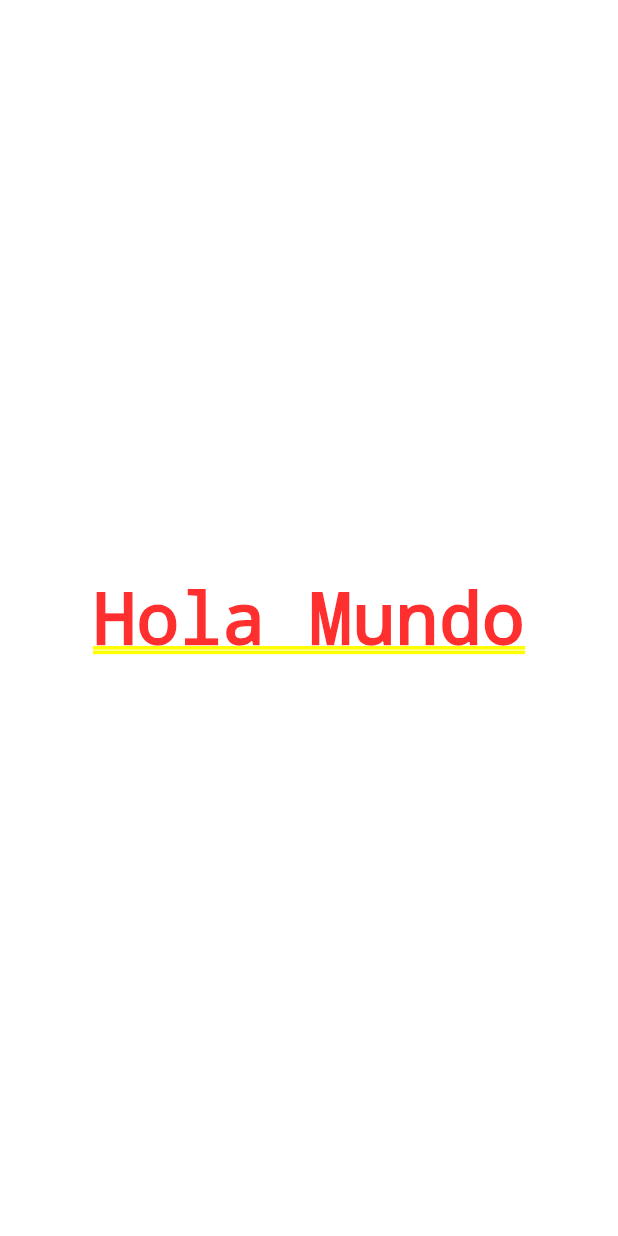
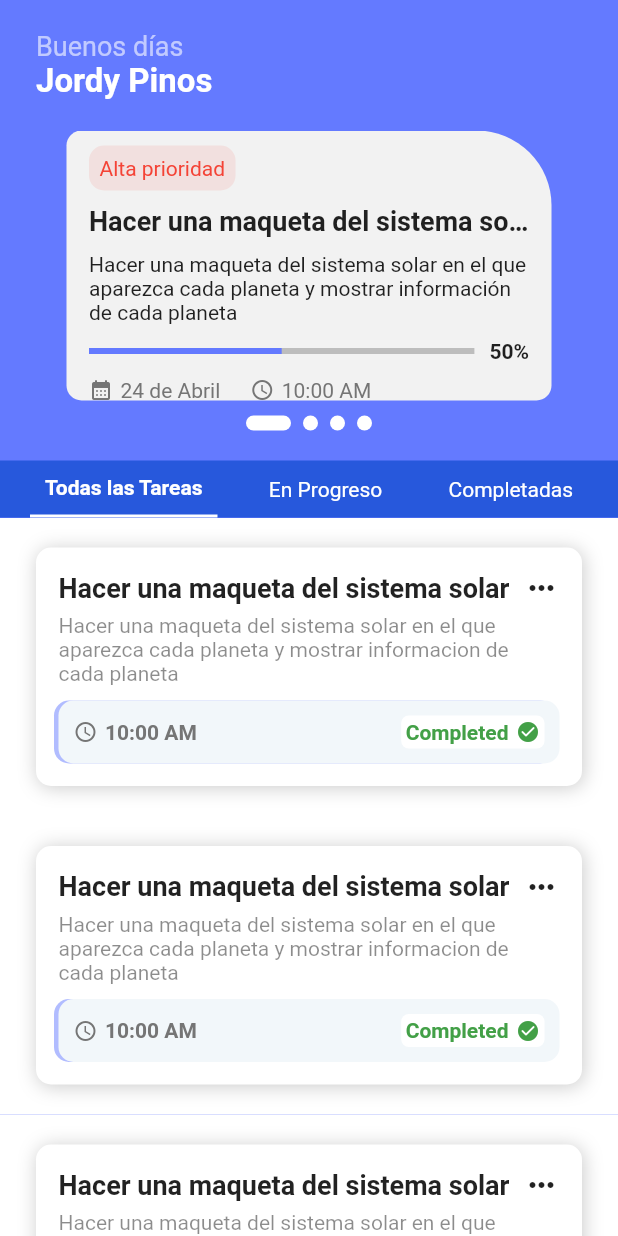
Before and after one commit to lexusletz/studify_remaster, a Flutter app: the screen it shows after launch, on a phone screen of 412 x 824 dp. Run offline on Flutter 3.47's test engine with Material 2 defaults, Android fonts, the phone set to English and light mode, and no system bars; drawn by our look-alikes of smooth_page_indicator.

Commit message:
Finish home screen

```diff
--- /dev/null
+++ b/lib/Components/task_card.dart
@@ -0,0 +1,130 @@
+import 'package:flutter/material.dart';
+
+class TaskHomeCard extends StatelessWidget {
+  const TaskHomeCard({
+    super.key,
+  });
+
+  @override
+  Widget build(BuildContext context) {
+    return Padding(
+      padding: const EdgeInsets.symmetric(horizontal: 10),
+      child: Container(
+        width: MediaQuery.of(context).size.width / 1.2 - 20,
+        decoration: const BoxDecoration(
+          color: Color(0xFFF2F2F2),
+          borderRadius: BorderRadius.only(
+            topLeft: Radius.circular(10),
+            topRight: Radius.circular(50),
+            bottomLeft: Radius.circular(10),
+            bottomRight: Radius.circular(10),
+          ),
+        ),
+        child: Padding(
+          padding: const EdgeInsets.symmetric(
+            vertical: 10,
+            horizontal: 15,
+          ),
+          child: Column(
+            crossAxisAlignment: CrossAxisAlignment.start,
+            children: [
+              Container(
+                decoration: BoxDecoration(
+                  color: Colors.red.withOpacity(.1),
+                  borderRadius: BorderRadius.circular(10),
+                ),
+                child: const Padding(
+                  padding: EdgeInsets.all(7.0),
+                  child: Text(
+                    "Alta prioridad",
+                    style: TextStyle(color: Colors.red),
+                  ),
+                ),
+              ),
+              const Padding(
+                padding: EdgeInsets.symmetric(vertical: 10),
+                child: Text(
+                  "Hacer una maqueta del sistema solar",
+                  style: TextStyle(
+                    fontWeight: FontWeight.bold,
+                    overflow: TextOverflow.ellipsis,
+                    fontSize: 18,
+                  ),
+                ),
+              ),
+              const Text(
+                "Hacer una maqueta del sistema solar en el que aparezca cada planeta y mostrar información de cada planeta",
+              ),
+              Padding(
+                padding: const EdgeInsets.symmetric(vertical: 10),
+                child: Row(
+                  children: [
+                    Expanded(
+                      child: LinearProgressIndicator(
+                        value: .5,
+                        backgroundColor: Colors.grey[400],
+                        color: const Color(0xFF647AFF),
+                      ),
+                    ),
+                    const Padding(
+                      padding: EdgeInsets.only(left: 10),
+                      child: Text(
+                        "50%",
+                        style: TextStyle(
+                          fontWeight: FontWeight.bold,
+                        ),
+                      ),
+                    ),
+                  ],
+                ),
+              ),
+              Row(
+                children: [
+                  Row(
+                    children: [
+                      Icon(
+                        Icons.calendar_month_rounded,
+                        color: Colors.grey[600],
+                        size: 16,
+                      ),
+                      Padding(
+                        padding: const EdgeInsets.only(left: 5),
+                        child: Text(
+                          "24 de Abril",
+                          style: TextStyle(
+                            color: Colors.grey[600],
+                          ),
+                        ),
+                      ),
+                    ],
+                  ),
+                  Padding(
+                    padding: const EdgeInsets.only(left: 20),
+                    child: Row(
+                      children: [
+                        Icon(
+                          Icons.access_time,
+                          color: Colors.grey[600],
+                          size: 16,
+                        ),
+                        Padding(
+                          padding: const EdgeInsets.only(left: 5),
+                          child: Text(
+                            "10:00 AM",
+                            style: TextStyle(
+                              color: Colors.grey[600],
+                            ),
+                          ),
+                        ),
+                      ],
+                    ),
+                  )
+                ],
+              ),
+            ],
+          ),
+        ),
+      ),
+    );
+  }
+}
--- /dev/null
+++ b/lib/Screens/Home/home_screen.dart
@@ -0,0 +1,343 @@
+import 'package:flutter/material.dart';
+import 'package:smooth_page_indicator/smooth_page_indicator.dart';
+import 'package:studify_remaster/Components/task_card.dart';
+
+class HomeScreen extends StatefulWidget {
+  const HomeScreen({super.key});
+
+  @override
+  State<HomeScreen> createState() => _HomeScreenState();
+}
+
+class _HomeScreenState extends State<HomeScreen> {
+  final _controller = PageController();
+
+  int selectedIndex = 0;
+
+  @override
+  Widget build(BuildContext context) {
+    return Scaffold(
+      backgroundColor: const Color(0xFF647AFF),
+      body: SafeArea(
+        child: Column(
+          children: [
+            Padding(
+              padding: const EdgeInsets.symmetric(
+                horizontal: 24,
+                vertical: 20,
+              ),
+              child: Column(
+                children: [
+                  Row(
+                    children: [
+                      Column(
+                        crossAxisAlignment: CrossAxisAlignment.start,
+                        children: const [
+                          Text(
+                            "Buenos días",
+                            style: TextStyle(
+                              color: Colors.white60,
+                              fontSize: 18,
+                            ),
+                          ),
+                          Text(
+                            "Jordy Pinos",
+                            style: TextStyle(
+                              fontWeight: FontWeight.bold,
+                              fontSize: 22,
+                              color: Colors.white,
+                            ),
+                          ),
+                        ],
+                      )
+                    ],
+                  ),
+                  const SizedBox(
+                    height: 20,
+                  ),
+                  SizedBox(
+                    height: 180,
+                    width: MediaQuery.of(context).size.width / 1.2,
+                    child: ListView(
+                      controller: _controller,
+                      scrollDirection: Axis.horizontal,
+                      physics: const PageScrollPhysics(),
+                      children: const [
+                        TaskHomeCard(),
+                        TaskHomeCard(),
+                        TaskHomeCard(),
+                        TaskHomeCard()
+                      ],
+                    ),
+                  ),
+                  const SizedBox(
+                    height: 10,
+                  ),
+                  SmoothPageIndicator(
+                    controller: _controller,
+                    count: 4,
+                    effect: const ExpandingDotsEffect(
+                      activeDotColor: Colors.white,
+                      dotColor: Colors.white,
+                      dotHeight: 10,
+                      dotWidth: 10,
+                    ),
+                  ),
+                ],
+              ),
+            ),
+            Container(
+              decoration: const BoxDecoration(
+                color: Color(0xFF2758DC),
+              ),
+              child: Padding(
+                padding: const EdgeInsets.symmetric(horizontal: 20),
+                child: Row(
+                  mainAxisAlignment: MainAxisAlignment.spaceBetween,
+                  children: [
+                    InkWell(
+                      onTap: () {
+                        setState(() {
+                          selectedIndex = 0;
+                        });
+                      },
+                      child: TaskTab(
+                        selectedIndex: selectedIndex,
+                        text: "Todas las Tareas",
+                        index: 0,
+                      ),
+                    ),
+                    InkWell(
+                      onTap: () {
+                        setState(() {
+                          selectedIndex = 1;
+                        });
+                      },
+                      child: TaskTab(
+                        selectedIndex: selectedIndex,
+                        text: "En Progreso",
+                        index: 1,
+                      ),
+                    ),
+                    InkWell(
+                      onTap: () {
+                        setState(() {
+                          selectedIndex = 2;
+                        });
+                      },
+                      child: TaskTab(
+                        selectedIndex: selectedIndex,
+                        text: "Completadas",
+                        index: 2,
+                      ),
+                    ),
+                  ],
+                ),
+              ),
+            ),
+            Expanded(
+                child: ListView(
+              children: const [
+                TaskCard(),
+                TaskCard(),
+                TaskCard(),
+                TaskCard(),
+              ],
+            ))
+          ],
+        ),
+      ),
+    );
+  }
+}
+
+class TaskCard extends StatelessWidget {
+  const TaskCard({
+    super.key,
+  });
+
+  @override
+  Widget build(BuildContext context) {
+    return Container(
+      width: MediaQuery.of(context).size.width,
+      color: Colors.white,
+      child: Padding(
+        padding: const EdgeInsets.symmetric(horizontal: 24, vertical: 20),
+        child: Column(
+          crossAxisAlignment: CrossAxisAlignment.start,
+          children: [
+            Container(
+              width: MediaQuery.of(context).size.width,
+              decoration: BoxDecoration(
+                color: Colors.white,
+                boxShadow: const [
+                  BoxShadow(
+                    color: Color.fromRGBO(0, 0, 0, .2),
+                    blurRadius: 10,
+                    offset: Offset(1.1, 1.1),
+                  )
+                ],
+                borderRadius: BorderRadius.circular(10),
+              ),
+              child: Padding(
+                padding: const EdgeInsets.symmetric(
+                  horizontal: 15,
+                  vertical: 15,
+                ),
+                child: Column(
+                  children: [
+                    Row(
+                      mainAxisAlignment: MainAxisAlignment.spaceBetween,
+                      children: const [
+                        Expanded(
+                          child: Text(
+                            "Hacer una maqueta del sistema solar",
+                            style: TextStyle(
+                              fontWeight: FontWeight.bold,
+                              fontSize: 18,
+                            ),
+                          ),
+                        ),
+                        Icon(Icons.more_horiz),
+                      ],
+                    ),
+                    const SizedBox(
+                      height: 5,
+                    ),
+                    const Text(
+                      "Hacer una maqueta del sistema solar en el que aparezca cada planeta y mostrar informacion de cada planeta",
+                      style: TextStyle(
+                        color: Colors.black45,
+                      ),
+                    ),
+                    const SizedBox(
+                      height: 10,
+                    ),
+                    Container(
+                      decoration: BoxDecoration(
+                        color: const Color(0xFFf2f7fa),
+                        borderRadius: BorderRadius.circular(10),
+                        boxShadow: [
+                          BoxShadow(
+                            color: const Color(0xFF647AFF).withOpacity(.5),
+                            offset: const Offset(-3, 0),
+                          )
+                        ],
+                      ),
+                      child: Padding(
+                        padding: const EdgeInsets.symmetric(
+                          vertical: 10,
+                          horizontal: 10,
+                        ),
+                        child: Row(
+                          mainAxisAlignment: MainAxisAlignment.spaceBetween,
+                          children: [
+                            Row(
+                              children: [
+                                Icon(
+                                  Icons.access_time,
+                                  size: 16,
+                                  color: Colors.grey[600],
+                                ),
+                                Padding(
+                                  padding: const EdgeInsets.only(left: 5),
+                                  child: Text(
+                                    "10:00 AM",
+                                    style: TextStyle(
+                                      color: Colors.grey[600],
+                                      fontWeight: FontWeight.bold,
+                                    ),
+                                  ),
+                                ),
+                              ],
+                            ),
+                            Container(
+                              decoration: BoxDecoration(
+                                color: Colors.white,
+                                borderRadius: BorderRadius.circular(5),
+                              ),
+                              child: Padding(
+                                padding: const EdgeInsets.symmetric(
+                                  vertical: 3,
+                                  horizontal: 3,
+                                ),
+                                child: Row(
+                                  children: [
+                                    Text(
+                                      "Completed",
+                                      style: TextStyle(
+                                        color: Colors.green[600],
+                                        fontWeight: FontWeight.bold,
+                                      ),
+                                    ),
+                                    Padding(
+                                      padding: const EdgeInsets.only(
+                                        left: 5,
+                                      ),
+                                      child: Icon(
+                                        Icons.check_circle_rounded,
+                                        size: 16,
+                                        color: Colors.green[600],
+                                      ),
+                                    ),
+                                  ],
+                                ),
+                              ),
+                            )
+                          ],
+                        ),
+                      ),
+                    )
+                  ],
+                ),
+              ),
+            ),
+          ],
+        ),
+      ),
+    );
+  }
+}
+
+class TaskTab extends StatelessWidget {
+  const TaskTab({
+    super.key,
+    required this.selectedIndex,
+    required this.text,
+    required this.index,
+  });
+
+  final int selectedIndex;
+  final String text;
+  final int index;
+
+  @override
+  Widget build(BuildContext context) {
+    return Container(
+      decoration: BoxDecoration(
+        border: Border(
+          bottom: selectedIndex == index
+              ? const BorderSide(
+                  color: Colors.white,
+                  width: 2,
+                )
+              : BorderSide.none,
+        ),
+      ),
+      child: Padding(
+        padding: const EdgeInsets.symmetric(
+          vertical: 10,
+          horizontal: 10,
+        ),
+        child: Text(
+          text,
+          style: TextStyle(
+            color: Colors.white,
+            fontWeight:
+                selectedIndex == index ? FontWeight.bold : FontWeight.normal,
+          ),
+        ),
+      ),
+    );
+  }
+}
--- a/lib/main.dart
+++ b/lib/main.dart
@@ -1,7 +1,16 @@
 import 'package:flutter/material.dart';
+import 'package:studify_remaster/Screens/Home/home_screen.dart';
 
-void main() {
+void main() async {
+  WidgetsFlutterBinding.ensureInitialized();
+
+  await initialization(null);
+
   runApp(const MyApp());
+}
+
+Future initialization(BuildContext? context) async {
+  await Future.delayed(const Duration(seconds: 1));
 }
 
 class MyApp extends StatelessWidget {
@@ -12,9 +21,7 @@ class MyApp extends StatelessWidget {
     return const MaterialApp(
       debugShowCheckedModeBanner: false,
       title: 'Flutter Demo',
-      home: Center(
-        child: Text("Hola Mundo"),
-      ),
+      home: HomeScreen(),
     );
   }
 }
```
Also changed, not shown: pubspec.yaml (+14 -6 lines), assets/splash.png (added), pubspec.lock, 13 other files.
